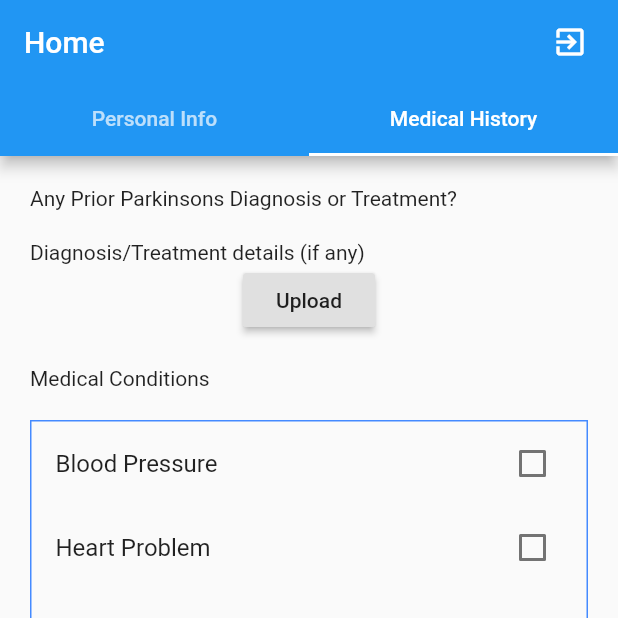
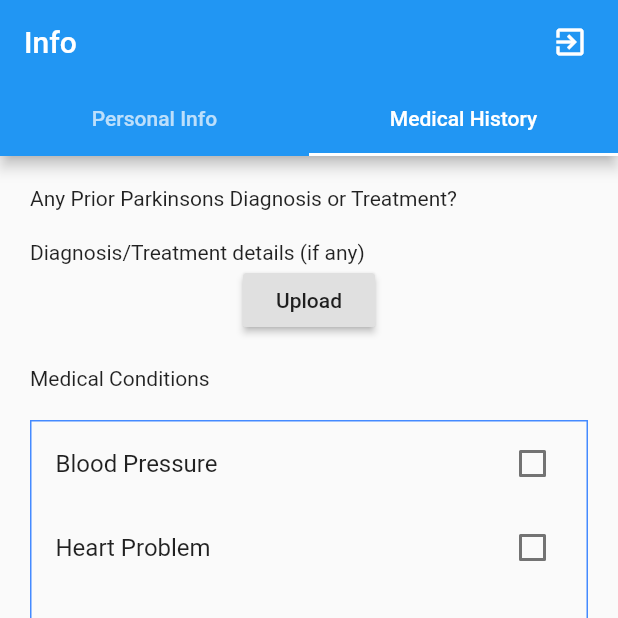
Before and after one commit to IshanDhruv/VITHackApp, a Flutter app: the screen it shows once a user with an empty profile is signed in, tab 2 chosen, after a tap on the "exit to app" icon, on a phone screen of 412 x 824 dp, the top half of it. Run offline on Flutter 3.47's test engine with Material 2 defaults, Android fonts, the phone set to English and light mode, and no system bars; our stand-ins replace expansion_tile_card, firebase_auth, firebase_core, image_picker, shared_preferences; accounts and stored records are empty.

Commit message:
Fixed page flow

```diff
--- /dev/null
+++ b/lib/screens/info/info_page.dart
@@ -0,0 +1,54 @@
+import 'package:firebase_auth/firebase_auth.dart';
+import 'package:flutter/material.dart';
+import 'package:parkinsons_detection_app/screens/info/personal_info_page.dart';
+import 'package:parkinsons_detection_app/services/auth.dart';
+import 'package:provider/provider.dart';
+
+import 'medical_history_page.dart';
+
+class InfoPage extends StatefulWidget {
+  @override
+  _InfoPageState createState() => _InfoPageState();
+}
+
+class _InfoPageState extends State<InfoPage> {
+  AuthService _auth = AuthService();
+
+  @override
+  Widget build(BuildContext context) {
+
+    final user = Provider.of<User>(context);
+
+    return DefaultTabController(
+      length: 2,
+      child: Scaffold(
+        appBar: AppBar(
+          title: Text("Info"),
+          actions: <Widget>[
+            Padding(
+              padding: EdgeInsets.only(right: 20),
+              child: GestureDetector(
+                child:
+                    Tooltip(child: Icon(Icons.exit_to_app), message: "Logout"),
+                onTap: () => _auth.signOut(),
+              ),
+            ),
+          ],
+          bottom: TabBar(
+            tabs: [
+              Tab(
+                text: "Personal Info",
+              ),
+              Tab(text: "Medical History"),
+            ],
+          ),
+        ),
+        body: Center(
+          child: TabBarView(
+            children: [PersonalInfoPage(), MedicalHistoryPage()],
+          ),
+        ),
+      ),
+    );
+  }
+}
--- a/lib/screens/info/medical_history_page.dart
+++ b/lib/screens/info/medical_history_page.dart
@@ -4,8 +4,10 @@ import 'package:flutter/material.dart';
 import 'dart:io';
 
 import 'package:image_picker/image_picker.dart';
+import 'package:parkinsons_detection_app/screens/home/home_page.dart';
 import 'package:parkinsons_detection_app/screens/profile/profile_page.dart';
 import 'package:provider/provider.dart';
+import 'package:shared_preferences/shared_preferences.dart';
 
 class MedicalHistoryPage extends StatefulWidget {
   @override
@@ -41,8 +43,14 @@ class _MedicalHistoryPageState extends State<MedicalHistoryPage> {
 
   @override
   Widget build(BuildContext context) {
+    User user;
 
-    final user = Provider.of<User>(context);
+    try{
+      user = Provider.of<User>(context);
+    }catch(e){
+      print(e);
+    }
+
 
     return Container(
       margin: EdgeInsets.all(20),
@@ -123,7 +131,7 @@ class _MedicalHistoryPageState extends State<MedicalHistoryPage> {
   }
 
   void showBottomPanel(User user) {
-    //Creates bottom sheet for user to enter his data
+    print(user.email);
     showModalBottomSheet(
         context: context,
         builder: (context) {
@@ -145,11 +153,13 @@ class _MedicalHistoryPageState extends State<MedicalHistoryPage> {
                     RaisedButton(child: Text("Go Back"), onPressed: () {}),
                     RaisedButton(
                         child: Text("Yes, Confirm"),
-                        onPressed: () {
+                        onPressed: () async {
+                          SharedPreferences _prefs = await SharedPreferences.getInstance();
+                          _prefs.setBool('detailsSubmitted', true);
                           Navigator.push(
                               context,
                               MaterialPageRoute(
-                                  builder: (context) => ProfilePage(user: user,)));
+                                  builder: (context) => HomePage(user : user)));
                         }),
                   ],
                 )
--- a/lib/screens/profile/profile_page.dart
+++ b/lib/screens/profile/profile_page.dart
@@ -30,7 +30,7 @@ class _ProfilePageState extends State<ProfilePage> {
           crossAxisAlignment: CrossAxisAlignment.start,
           children: [
             SizedBox(height: _deviceHeight * 0.1),
-            Center(child: Text(user.displayName)),
+            Center(child: Text(user.displayName ?? "User_Name")),
             Center(child: Text(user.email)),
             SizedBox(height: 40),
             ExpansionTileCard(
--- a/lib/screens/wrapper.dart
+++ b/lib/screens/wrapper.dart
@@ -1,6 +1,7 @@
 import 'package:firebase_auth/firebase_auth.dart';
 import 'package:flutter/material.dart';
 import 'package:parkinsons_detection_app/screens/authenticate/phone_screen.dart';
+import 'package:parkinsons_detection_app/screens/info/info_page.dart';
 import 'package:parkinsons_detection_app/services/auth.dart';
 import 'package:provider/provider.dart';
 import 'package:shared_preferences/shared_preferences.dart';
@@ -13,19 +14,20 @@ class Wrapper extends StatefulWidget {
 }
 
 class _WrapperState extends State<Wrapper> {
-  bool _isOTPVerified = true;
+  bool _detailsSubmitted = true;
   AuthService _auth = AuthService();
   SharedPreferences _prefs;
 
   @override
   void initState() {
-//    checkIfVerified();
+    checkIfSubmitted();
     super.initState();
   }
 
-  checkIfVerified() async {
+  Future checkIfSubmitted() async {
     _prefs = await SharedPreferences.getInstance();
-    _isOTPVerified = _prefs.getBool('phoneVerified');
+    _detailsSubmitted = _prefs.getBool('detailsSubmitted');
+    print(_detailsSubmitted);
   }
 
   @override
@@ -34,6 +36,6 @@ class _WrapperState extends State<Wrapper> {
     if (user == null)
       return Authenticate();
     else
-      return HomePage();
+      return _detailsSubmitted != true ? InfoPage() : HomePage();
   }
 }
--- a/lib/services/auth.dart
+++ b/lib/services/auth.dart
@@ -42,8 +42,6 @@ class AuthService {
         verificationCompleted: (PhoneAuthCredential credential) async {
           print("verified");
           user.linkWithCredential(credential);
-//          prefs = await SharedPreferences.getInstance();
-//          prefs.setBool("phoneVerified", true);
           return _userFromFirebaseUser(user);
         },
         verificationFailed: (FirebaseAuthException e) {
@@ -60,7 +58,9 @@ class AuthService {
 
   Future signOut() async {
     try {
-      return await _auth.signOut();
+      await _auth.signOut();
+      SharedPreferences _prefs = await SharedPreferences.getInstance();
+      _prefs.setBool('detailsSubmitted', false);
     } catch (e) {
       print(e);
       return null;
```
Also changed, not shown: lib/screens/home/home_page.dart (+37 -17 lines).
